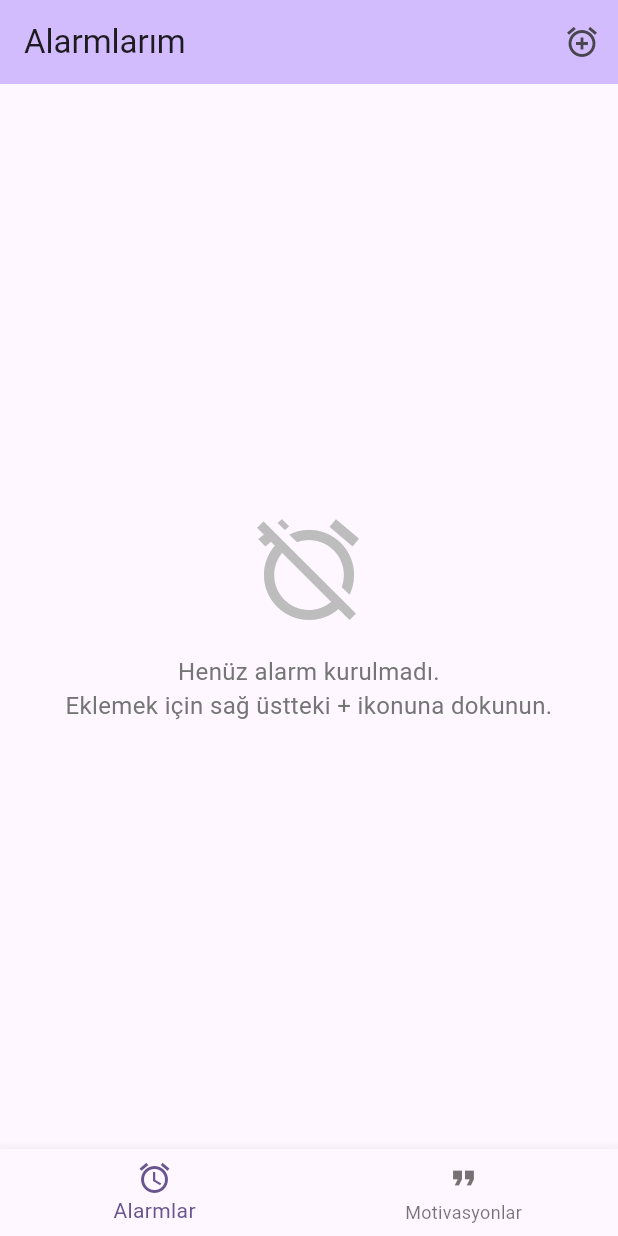
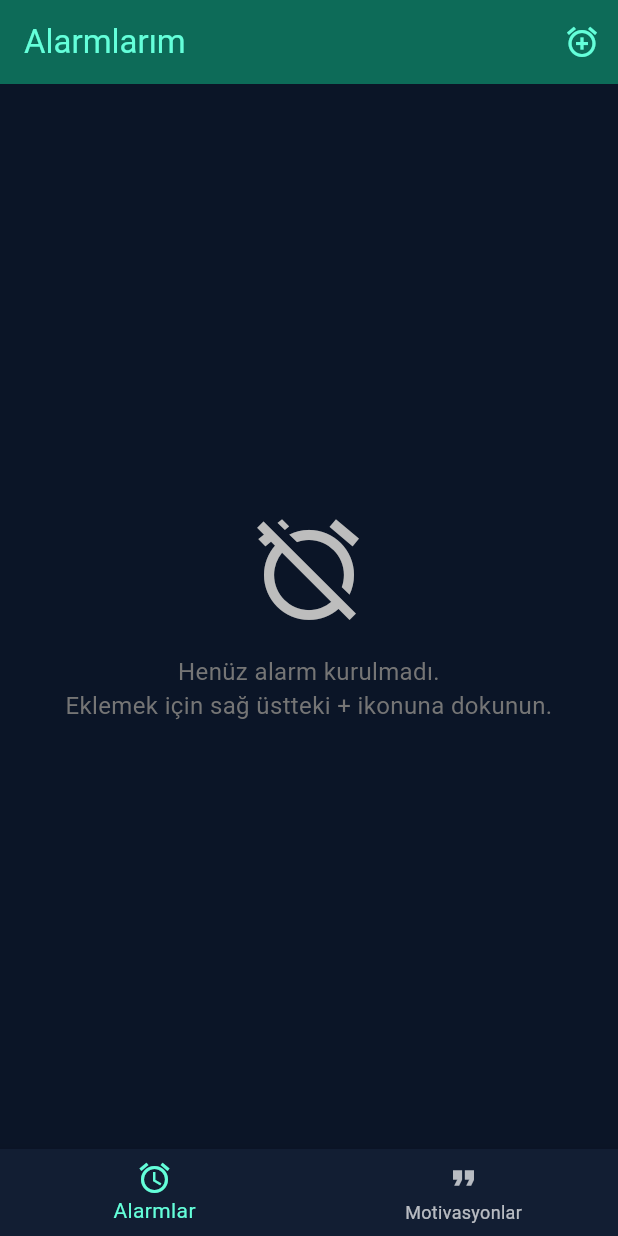
Before and after one commit to husoelrey/flutter_alarm, a Flutter app: the screen it shows after launch, on a phone screen of 412 x 824 dp. Run offline on Flutter 3.47's test engine with Material 3 defaults, Android fonts, the phone set to English and light mode, and no system bars; our stand-ins replace flutter_local_notifications, permission_handler, shared_preferences.

Commit message:
main tasarımı da okey, az daha iyileştirilebilir ama

```diff
--- a/lib/main.dart
+++ b/lib/main.dart
@@ -283,10 +283,27 @@ class MyApp extends StatelessWidget {
       navigatorKey: navigatorKey,
       title: 'Flutter Alarm',
       debugShowCheckedModeBanner: false,
+
+      // ─── YENİ TEMA ────────────────────────────────
       theme: ThemeData(
-        colorScheme: ColorScheme.fromSeed(seedColor: Colors.deepPurple),
+        brightness: Brightness.dark,
+        scaffoldBackgroundColor: const Color(0xFF0B1527),      // koyu lacivert
+        colorScheme: ColorScheme.fromSeed(
+          seedColor: Colors.tealAccent,
+          brightness: Brightness.dark,
+          primary: Colors.tealAccent,
+          secondary: Colors.tealAccent,
+          background: const Color(0xFF0B1527),
+          surface: const Color(0xFF121E33),
+        ),
+        appBarTheme: const AppBarTheme(
+          backgroundColor: Color(0xFF121E33),
+          foregroundColor: Colors.tealAccent,
+          elevation: 0,
+        ),
         useMaterial3: true,
       ),
+      // ─── 👇 BU KISIMLAR ESKİ GİBİ DURMALI ────────
       locale: const Locale('tr', 'TR'),
       supportedLocales: const [Locale('tr', 'TR')],
       localizationsDelegates: const [
@@ -295,12 +312,12 @@ class MyApp extends StatelessWidget {
         GlobalCupertinoLocalizations.delegate,
       ],
       builder: (context, child) {
-        setupNativeChannelHandler(context); // 🔹 EKLENEN KISIM
+        setupNativeChannelHandler(context);
         return child!;
       },
-      initialRoute: initialRoute,
+      initialRoute: initialRoute,        // <- zaten varolan değişkenin
       routes: {
-        '/': (_) => const MainShell(),
+        '/': (_)            => const MainShell(),
         '/permissions': (_) => const PermissionScreen(),
         '/typing': (context) {
           final args = ModalRoute.of(context)?.settings.arguments as Map<String, dynamic>?;
@@ -313,12 +330,9 @@ class MyApp extends StatelessWidget {
           return GridMemoryGamePage(alarmId: alarmId);
         },
       },
+    );
 
-      onGenerateRoute: (settings) {
-        debugPrint("onGenerateRoute called for ${settings.name} - No specific handler.");
-        return null;
-      },
-    );
+
   }
 }
 
```
Also changed, not shown: lib/grid_memory_game_page.dart (+14 -2 lines).
